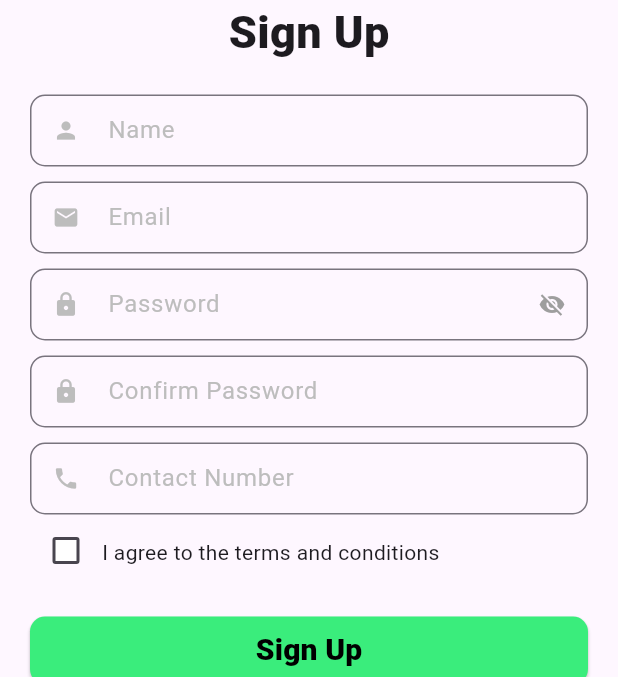
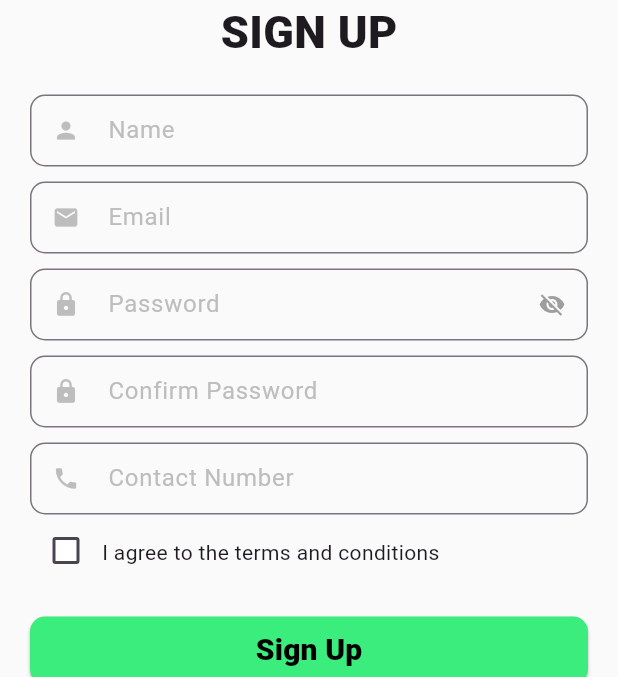
Before and after one commit to DATDSG/MAD_Project, a Flutter app: the screen it shows after launch, after a tap on "Sign Up", on a phone screen of 412 x 824 dp, the part 375-1052 px from its top. Run offline on Flutter 3.47's test engine with Material 3 defaults, Android fonts, the phone set to English and light mode, and no system bars; our stand-ins replace flutter_rating_bar.

Commit message:
UI update

```diff
--- a/lib/pages/home_page.dart
+++ b/lib/pages/home_page.dart
@@ -13,6 +13,7 @@ class _HomePageState extends State<HomePage> {
   @override
   Widget build(BuildContext context) {
     return Scaffold(
+      backgroundColor: Colors.grey[50],
       appBar: AppBar(
         backgroundColor: Colors.green[400],
         // Logo
--- a/lib/pages/map_page.dart
+++ b/lib/pages/map_page.dart
@@ -14,6 +14,7 @@ class _MapPageState extends State<MapPage> {
   @override
   Widget build(BuildContext context) {
     return Scaffold(
+      backgroundColor: Colors.grey[50],
       appBar: AppBar(
         backgroundColor: Colors.green[400],
         title: const Center(
@@ -22,7 +23,7 @@ class _MapPageState extends State<MapPage> {
             child: Text(
               'Find Place',
               style: TextStyle(
-                fontWeight: FontWeight.bold,
+                fontWeight: FontWeight.w700,
                 color: Colors.black,
                 fontSize: 22,
               ),
--- a/lib/pages/sign_in_page.dart
+++ b/lib/pages/sign_in_page.dart
@@ -21,18 +21,19 @@ class _SignInPageState extends State<SignInPage> {
   @override
   Widget build(BuildContext context) {
     return Scaffold(
-      body: SingleChildScrollView(
+      backgroundColor: Colors.grey[50],
+      body: Center(
+        child: SingleChildScrollView(
           scrollDirection: Axis.vertical,
           child: Padding(
-          padding: const EdgeInsets.symmetric(horizontal: 20, vertical: 40),
+            padding: const EdgeInsets.symmetric(horizontal: 20,),
             child: Column(
-            mainAxisAlignment: MainAxisAlignment.center,
               children: [
                 // Logo
                 Image.asset(
                   'assets/images/logo.png',
                   width: 250,
-                height: 250,
+                  height: 200,
                 ),
 
                 // Sign In Text
@@ -131,8 +132,7 @@ class _SignInPageState extends State<SignInPage> {
                   width: double.infinity,
                   child: ElevatedButton(
                     onPressed: () {
-                    Navigator.push(
-                      context,
+                      Navigator.of(context).push(
                         MaterialPageRoute(
                           builder: (context) => const HomePage(),
                         ),
@@ -193,6 +193,7 @@ class _SignInPageState extends State<SignInPage> {
             ),
           ),
         ),
+      ),
     );
   }
 }
--- a/lib/pages/sign_up_page.dart
+++ b/lib/pages/sign_up_page.dart
@@ -27,9 +27,10 @@ class _SignUpPageState extends State<SignUpPage> {
   @override
   Widget build(BuildContext context) {
     return Scaffold(
-      body: SingleChildScrollView(
-        scrollDirection: Axis.vertical,
-        child: Padding(
+      backgroundColor: Colors.grey[50],
+      body: ListView(
+        children: [
+          Padding(
             padding: const EdgeInsets.symmetric(horizontal: 20),
             child: Column(
               mainAxisAlignment: MainAxisAlignment.center,
@@ -45,7 +46,7 @@ class _SignUpPageState extends State<SignUpPage> {
 
                 // Sign Up Text
                 const Text(
-                'Sign Up',
+                  'SIGN UP',
                   style: TextStyle(
                     fontSize: 30,
                     fontWeight: FontWeight.w900,
@@ -317,6 +318,7 @@ class _SignUpPageState extends State<SignUpPage> {
               ],
             ),
           ),
+        ],
       ),
     );
   }
```
Lines whose indentation alone changed are shown as unchanged.
